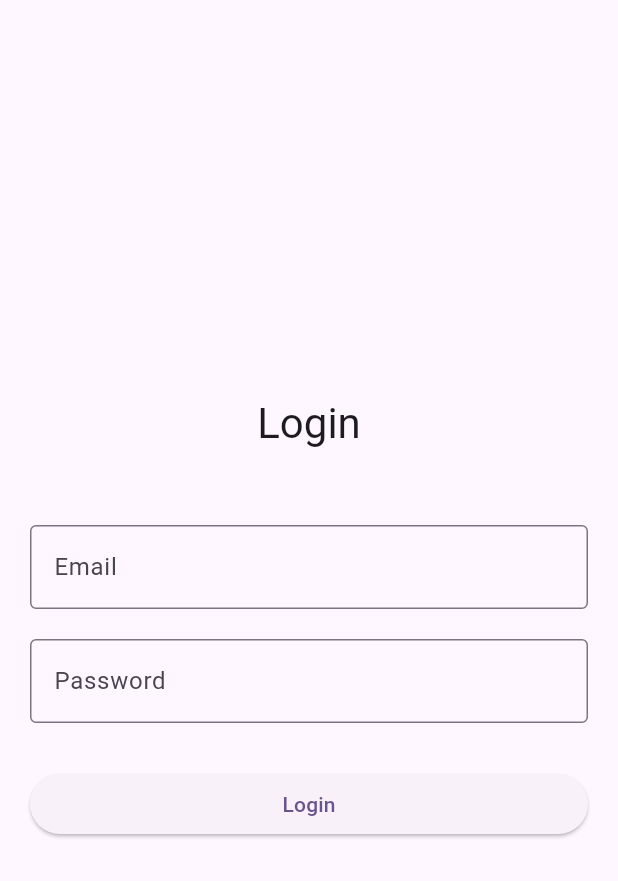
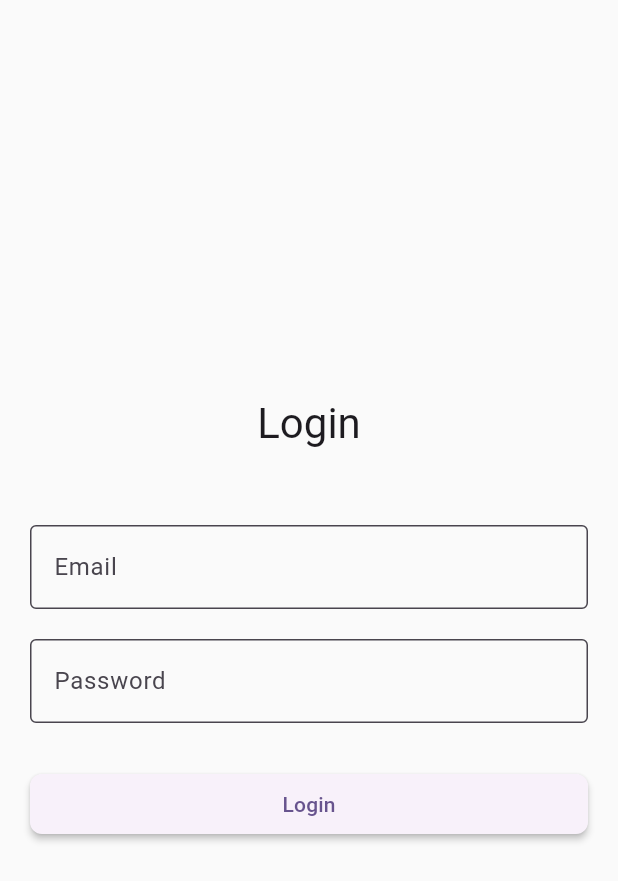
Before and after one commit to kuberanb/cric, a Flutter app: the screen it shows after launch, on a phone screen of 412 x 824 dp. Shown: the top 881 px of the screen. Run offline on Flutter 3.47's test engine with Material 3 defaults, Android fonts, the phone set to English and light mode, and no system bars; our stand-ins replace connectivity_plus, dio, fl_chart, get, graphql_flutter, shared_preferences; missing offline and left inert: workmanager; accounts and stored records are empty; network calls fail; statements that could not run were skipped.

Commit message:
dark mode and light mode added

```diff
--- /dev/null
+++ b/lib/core/theme_service.dart
@@ -0,0 +1,83 @@
+import 'package:flutter/material.dart';
+
+class AppThemeService {
+  static ThemeData getLightTheme() {
+    return ThemeData(
+      useMaterial3: true,
+      brightness: Brightness.light,
+      colorScheme: ColorScheme.fromSeed(
+        seedColor: Colors.deepPurple,
+        brightness: Brightness.light,
+      ),
+      appBarTheme: const AppBarTheme(
+        centerTitle: true,
+        elevation: 0,
+        backgroundColor: Colors.transparent,
+        foregroundColor: Colors.black87,
+      ),
+      cardTheme: CardThemeData(
+        elevation: 2,
+        shape: RoundedRectangleBorder(
+          borderRadius: BorderRadius.circular(12),
+        ),
+        color: Colors.white,
+      ),
+      elevatedButtonTheme: ElevatedButtonThemeData(
+        style: ElevatedButton.styleFrom(
+          elevation: 2,
+          shape: RoundedRectangleBorder(
+            borderRadius: BorderRadius.circular(8),
+          ),
+        ),
+      ),
+      inputDecorationTheme: InputDecorationTheme(
+        border: OutlineInputBorder(
+          borderRadius: BorderRadius.circular(8),
+        ),
+        filled: true,
+        fillColor: Colors.grey[50],
+      ),
+      scaffoldBackgroundColor: Colors.grey[50],
+    );
+  }
+
+  static ThemeData getDarkTheme() {
+    return ThemeData(
+      useMaterial3: true,
+      brightness: Brightness.dark,
+      colorScheme: ColorScheme.fromSeed(
+        seedColor: Colors.deepPurple,
+        brightness: Brightness.dark,
+      ),
+      appBarTheme: const AppBarTheme(
+        centerTitle: true,
+        elevation: 0,
+        backgroundColor: Colors.transparent,
+        foregroundColor: Colors.white,
+      ),
+      cardTheme: CardThemeData(
+        elevation: 2,
+        shape: RoundedRectangleBorder(
+          borderRadius: BorderRadius.circular(12),
+        ),
+        color: Colors.grey[850],
+      ),
+      elevatedButtonTheme: ElevatedButtonThemeData(
+        style: ElevatedButton.styleFrom(
+          elevation: 2,
+          shape: RoundedRectangleBorder(
+            borderRadius: BorderRadius.circular(8),
+          ),
+        ),
+      ),
+      inputDecorationTheme: InputDecorationTheme(
+        border: OutlineInputBorder(
+          borderRadius: BorderRadius.circular(8),
+        ),
+        filled: true,
+        fillColor: Colors.grey[800],
+      ),
+      scaffoldBackgroundColor: Colors.grey[900],
+    );
+  }
+}
--- /dev/null
+++ b/lib/features/theme/data/models/theme_model.dart
@@ -0,0 +1,44 @@
+import '../../domain/entities/theme_entity.dart';
+
+class ThemeModel extends ThemeEntity {
+  const ThemeModel({
+    required super.mode,
+    required super.name,
+    required super.description,
+  });
+
+  factory ThemeModel.fromJson(Map<String, dynamic> json) {
+    return ThemeModel(
+      mode: ThemeMode.values.firstWhere(
+        (e) => e.toString() == 'ThemeMode.${json['mode']}',
+        orElse: () => ThemeMode.light,
+      ),
+      name: json['name'] ?? '',
+      description: json['description'] ?? '',
+    );
+  }
+
+  Map<String, dynamic> toJson() {
+    return {
+      'mode': mode.toString().split('.').last,
+      'name': name,
+      'description': description,
+    };
+  }
+
+  factory ThemeModel.light() {
+    return const ThemeModel(
+      mode: ThemeMode.light,
+      name: 'Light Mode',
+      description: 'Bright theme for daytime use',
+    );
+  }
+
+  factory ThemeModel.dark() {
+    return const ThemeModel(
+      mode: ThemeMode.dark,
+      name: 'Dark Mode',
+      description: 'Dark theme for nighttime use',
+    );
+  }
+}
--- /dev/null
+++ b/lib/features/theme/domain/entities/theme_entity.dart
@@ -0,0 +1,19 @@
+enum ThemeMode {
+  light,
+  dark,
+}
+
+class ThemeEntity {
+  final ThemeMode mode;
+  final String name;
+  final String description;
+
+  const ThemeEntity({
+    required this.mode,
+    required this.name,
+    required this.description,
+  });
+
+  bool get isDark => mode == ThemeMode.dark;
+  bool get isLight => mode == ThemeMode.light;
+}
--- /dev/null
+++ b/lib/features/theme/domain/usecases/get_current_theme.dart
@@ -0,0 +1,12 @@
+import '../entities/theme_entity.dart';
+import '../repositories/theme_repository.dart';
+
+class GetCurrentTheme {
+  final ThemeRepository repository;
+
+  GetCurrentTheme(this.repository);
+
+  Future<ThemeEntity> call() async {
+    return await repository.getCurrentTheme();
+  }
+}
--- /dev/null
+++ b/lib/features/theme/domain/usecases/set_theme.dart
@@ -0,0 +1,12 @@
+import '../entities/theme_entity.dart';
+import '../repositories/theme_repository.dart';
+
+class SetTheme {
+  final ThemeRepository repository;
+
+  SetTheme(this.repository);
+
+  Future<void> call(ThemeEntity theme) async {
+    await repository.setTheme(theme);
+  }
+}
--- /dev/null
+++ b/lib/features/theme/domain/usecases/toggle_theme.dart
@@ -0,0 +1,12 @@
+import '../entities/theme_entity.dart';
+import '../repositories/theme_repository.dart';
+
+class ToggleTheme {
+  final ThemeRepository repository;
+
+  ToggleTheme(this.repository);
+
+  Future<ThemeEntity> call() async {
+    return await repository.toggleTheme();
+  }
+}
--- /dev/null
+++ b/lib/features/theme/presentation/controllers/theme_controller.dart
@@ -0,0 +1,61 @@
+import 'package:get/get.dart';
+import 'package:flutter/material.dart';
+import '../../domain/entities/theme_entity.dart';
+import '../../data/models/theme_model.dart';
+import '../../domain/usecases/get_current_theme.dart';
+import '../../domain/usecases/set_theme.dart';
+import '../../domain/usecases/toggle_theme.dart';
+
+class ThemeController extends GetxController {
+  final GetCurrentTheme getCurrentTheme;
+  final SetTheme setTheme;
+  final ToggleTheme toggleTheme;
+
+  Rx<ThemeEntity> currentTheme = ThemeModel.light().obs;
+  RxBool isLoading = false.obs;
+
+  ThemeController({
+    required this.getCurrentTheme,
+    required this.setTheme,
+    required this.toggleTheme,
+  });
+
+  @override
+  void onInit() {
+    super.onInit();
+    loadCurrentTheme();
+  }
+
+  Future<void> loadCurrentTheme() async {
+    try {
+      isLoading.value = true;
+      final theme = await getCurrentTheme();
+      currentTheme.value = theme;
+    } catch (e) {
+      // Keep default theme on error
+    } finally {
+      isLoading.value = false;
+    }
+  }
+
+  Future<void> changeTheme(ThemeEntity theme) async {
+    try {
+      await setTheme(theme);
+      currentTheme.value = theme;
+    } catch (e) {
+      // Handle error
+    }
+  }
+
+  Future<void> toggleThemeMode() async {
+    try {
+      final newTheme = await toggleTheme();
+      currentTheme.value = newTheme;
+    } catch (e) {
+      // Handle error
+    }
+  }
+
+  bool get isDarkMode => currentTheme.value.isDark;
+  bool get isLightMode => currentTheme.value.isLight;
+}
--- a/lib/main.dart
+++ b/lib/main.dart
@@ -1,8 +1,10 @@
 import 'package:cric/core/root_binding.dart';
 import 'package:cric/core/simple_background_handler.dart';
+import 'package:cric/core/theme_service.dart';
 import 'package:cric/features/home/presentation/pages/home_screen.dart';
 import 'package:cric/features/login/presentation/controllers/login_controller.dart';
 import 'package:cric/features/login/presentation/screens/login_screen.dart';
+import 'package:cric/features/theme/presentation/controllers/theme_controller.dart';
 import 'package:flutter/material.dart';
 import 'package:get/get.dart';
 
@@ -23,6 +25,22 @@ class MyApp extends StatelessWidget {
     return GetMaterialApp(
       debugShowCheckedModeBanner: false,
       initialBinding: RootBinding(),
+      theme: AppThemeService.getLightTheme(),
+      darkTheme: AppThemeService.getDarkTheme(),
+      builder: (context, child) {
+        // Safe to access controller here
+        final themeController = Get.find<ThemeController>();
+        return Obx(() {
+          return MaterialApp(
+            theme: AppThemeService.getLightTheme(),
+            darkTheme: AppThemeService.getDarkTheme(),
+            themeMode: themeController.isDarkMode
+                ? ThemeMode.dark
+                : ThemeMode.light,
+            home: child,
+          );
+        });
+      },
       home: Obx(() {
         final loginController = Get.find<LoginController>();
 
@@ -32,16 +50,11 @@ class MyApp extends StatelessWidget {
           );
         }
 
-        // If authenticated, go to HomeScreen, else LoginView
         return loginController.isAuthenticated.value
             ? HomeScreen()
             : LoginView();
       }),
-
-      getPages: [GetPage(name: '/login', page: () => LoginView()),],
-      theme: ThemeData(
-        colorScheme: ColorScheme.fromSeed(seedColor: Colors.deepPurple),
-      ),
+      getPages: [GetPage(name: '/login', page: () => LoginView())],
     );
   }
 }
```
Also changed, not shown: lib/core/root_binding.dart (+18 -0 lines), lib/features/profile/presentation/pages/profile_screen.dart (+54 -1 lines), lib/features/theme/data/repositories/theme_repository_impl.dart (added, +56 -0 lines), lib/features/theme/domain/repositories/theme_repository.dart (added, +7 -0 lines), lib/features/theme/presentation/screens/root_view.dart (added, +44 -0 lines), lib/features/theme/presentation/controllers/theme_service.dart (added).
